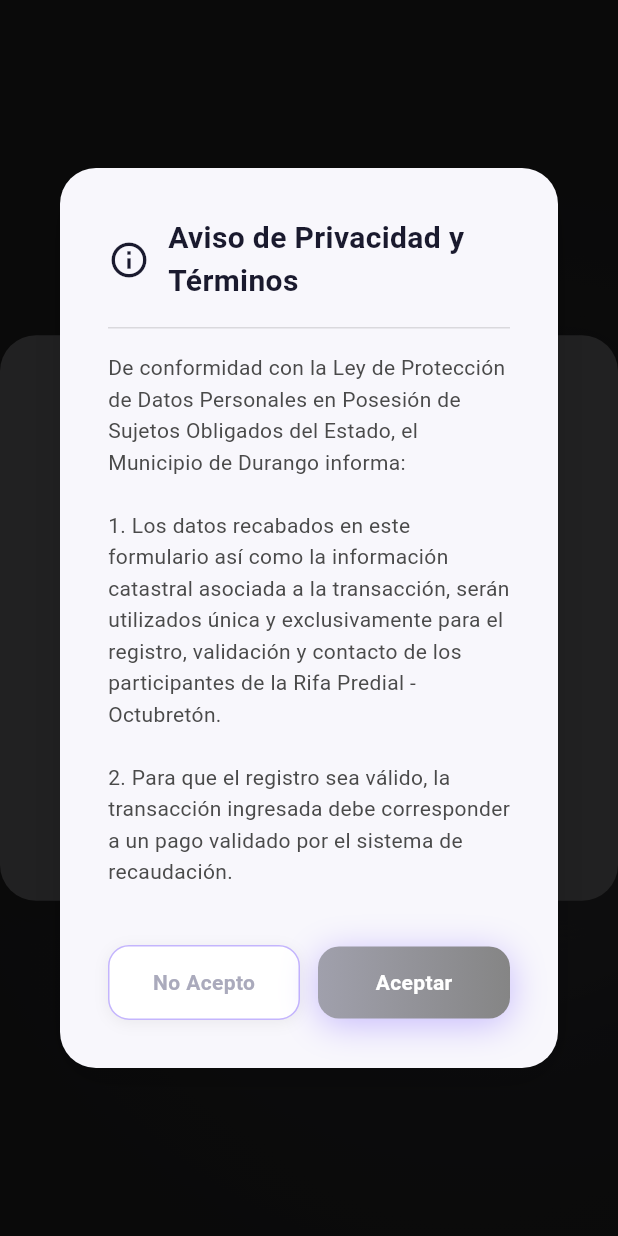
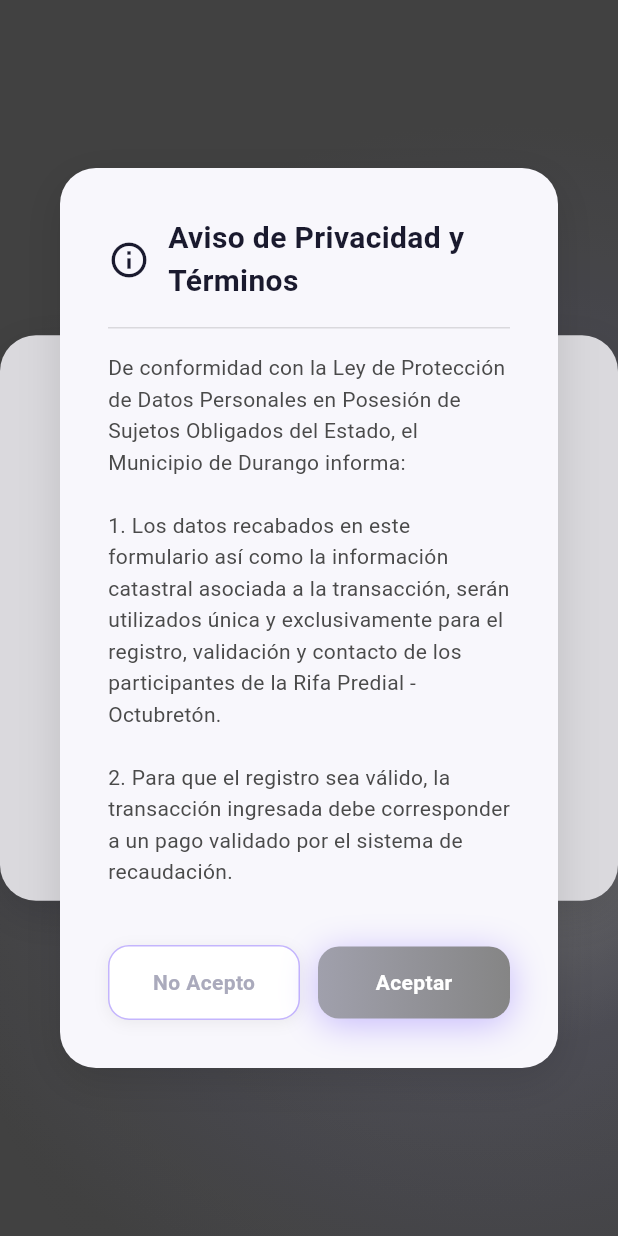
Before and after one commit to Sergio-GLR/flutter_formulario_rifa, a Flutter app: the screen it shows after launch, after a tap on "Revisar Términos", on a phone screen of 412 x 824 dp. Run offline on Flutter 3.47's test engine with Material 3 defaults, Android fonts, the light colour scheme and no system bars; our stand-ins replace flutter_dotenv, supabase_flutter, web; missing offline and left inert: dart:js_interop; accounts and stored records are empty; Roboto replaces fonts that are missing (Plus Jakarta Sans).

Commit message:
Cambio del fondo en la pantalla de terminos y condiciones

```diff
--- a/lib/screens/formulario_screen.dart
+++ b/lib/screens/formulario_screen.dart
@@ -60,7 +60,7 @@ class _FormularioScreenState extends State<FormularioScreen> {
       context: context,
       barrierDismissible:
           false, // Evita que lo cierren tocando fuera del recuadro
-      barrierColor: Colors.black87,
+      barrierColor: Colors.black12,
       builder: (BuildContext context) {
         return Dialog(
           backgroundColor: Colors.transparent,
```
